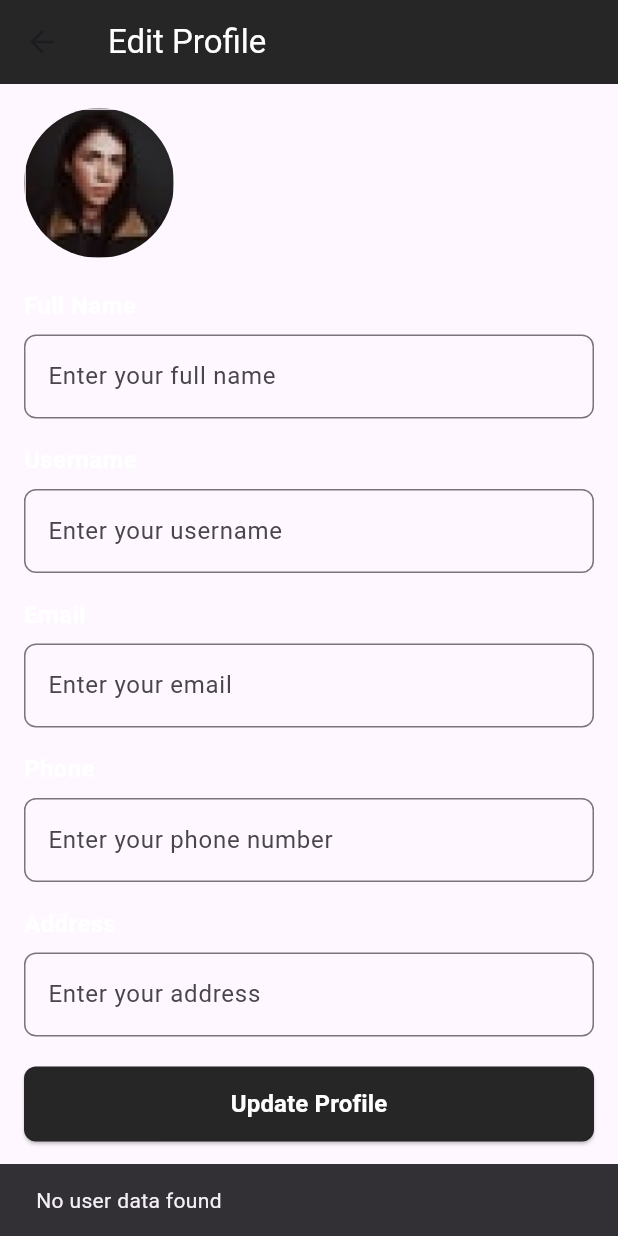
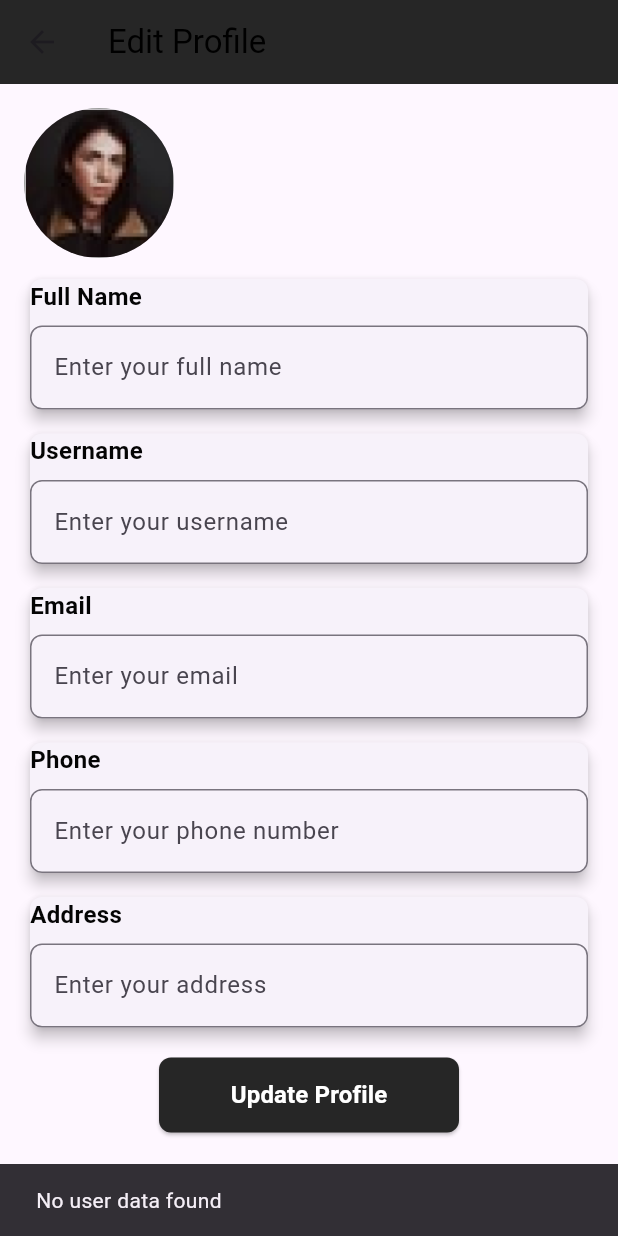
Before and after one commit to utthi103/3CETravel, a Flutter app: the AccountScreen screen opened by its route, after a tap on "Edit Profile", on a phone screen of 412 x 824 dp. Run offline on Flutter 3.47's test engine with Material 3 defaults, Android fonts, the phone set to English and light mode, and no system bars; our stand-ins replace animate_do, cloud_firestore, firebase_auth, firebase_core, firebase_database, flutter_svg and 2 more; missing offline and left inert: image_picker_web, mailer; accounts and stored records are empty.

Commit message:
update interface

```diff
--- a/travelwith3ce/lib/constant.dart
+++ b/travelwith3ce/lib/constant.dart
@@ -2,7 +2,8 @@ import 'package:flutter/material.dart';
 
 Color kPrimaryColor = const Color(0xff262626);
 Color kSecondaryColor = const Color(0xff9223F1);
-Color kTextColor = const Color(0xffffffff);
+Color kTextColor = const Color.fromARGB(255, 250, 248, 251);
+Color kTextColorr = const Color.fromARGB(255, 4, 4, 4);
 Color kAccentColor = Colors.white54;
 Color kShadeColor = const Color(0xff3f3f3f);
 Color kBottomBarColor = const Color(0xff121212);
--- a/travelwith3ce/lib/views/account/edit_button.dart
+++ b/travelwith3ce/lib/views/account/edit_button.dart
@@ -4,22 +4,25 @@ import 'package:travelwith3ce/constant.dart';
 class EditButtonWidget extends StatelessWidget {
   final VoidCallback onPressed;
 
-  EditButtonWidget({
+  const EditButtonWidget({
+    Key? key,
     required this.onPressed,
-  });
+  }) : super(key: key);
 
   @override
   Widget build(BuildContext context) {
-    return ElevatedButton(
+    return SizedBox(
+      width: 200, // Set a fixed width for the button
+      child: ElevatedButton(
         onPressed: onPressed,
         style: ElevatedButton.styleFrom(
           backgroundColor: kPrimaryColor,
-        minimumSize: Size.fromHeight(50),
+          minimumSize: const Size.fromHeight(50), // Minimum height
           shape: RoundedRectangleBorder(
             borderRadius: BorderRadius.circular(8),
           ),
         ),
-      child: Text(
+        child: const Text(
           'Update Profile',
           style: TextStyle(
             fontSize: 16,
@@ -27,6 +30,7 @@ class EditButtonWidget extends StatelessWidget {
             fontWeight: FontWeight.bold,
           ),
         ),
+      ),
     );
   }
 }
--- a/travelwith3ce/lib/views/account/text_field.dart
+++ b/travelwith3ce/lib/views/account/text_field.dart
@@ -21,7 +21,7 @@ class TextFieldWidget extends StatelessWidget {
           label,
           style: TextStyle(
             fontSize: 16,
-            color: kTextColor,
+            color: kTextColorr,
             fontWeight: FontWeight.bold,
           ),
         ),
--- a/travelwith3ce/lib/views/account_screen.dart
+++ b/travelwith3ce/lib/views/account_screen.dart
@@ -1,11 +1,9 @@
 import 'dart:convert';
 import 'dart:typed_data';
-
 import 'package:flutter/material.dart';
 import 'package:shared_preferences/shared_preferences.dart';
 import 'package:travelwith3ce/controllers/userController.dart';
 import 'package:travelwith3ce/models/userModel.dart';
-import 'package:travelwith3ce/models/userModel.dart'; // Import your User model
 
 class AccountScreen extends StatefulWidget {
   const AccountScreen({Key? key}) : super(key: key);
@@ -94,17 +92,19 @@ class _AccountScreenState extends State<AccountScreen> {
           radius: 40,
           backgroundImage: _user!.imgUser.isNotEmpty
               ? MemoryImage(_getImageFromBase64(_user!.imgUser))
-              : const AssetImage('assets/images/profile.png'), // Default image
+              : const AssetImage('assets/images/profile.png'),
         ),
         const SizedBox(width: 16),
-        Column(
+        Expanded(
+          child: Column(
             crossAxisAlignment: CrossAxisAlignment.start,
             children: [
               Text(
                 _user!.fullnameUser,
                 style: const TextStyle(
-                fontSize: 18,
+                  fontSize: 20,
                   fontWeight: FontWeight.bold,
+                  color: Color(0xff9223F1),
                 ),
               ),
               const SizedBox(height: 4),
@@ -114,17 +114,15 @@ class _AccountScreenState extends State<AccountScreen> {
               ),
             ],
           ),
+        ),
       ],
     );
   }
 
-// Helper method to decode Base64 string
   Uint8List _getImageFromBase64(String base64String) {
     if (base64String.contains(',')) {
-      // Split only if there is a comma
       return base64Decode(base64String.split(',')[1]);
     } else {
-      // If no comma, decode directly
       return base64Decode(base64String);
     }
   }
@@ -134,16 +132,19 @@ class _AccountScreenState extends State<AccountScreen> {
     required IconData icon,
     required VoidCallback onTap,
   }) {
-    return ListTile(
+    return Card(
+      margin: const EdgeInsets.symmetric(vertical: 8),
+      elevation: 4,
+      shape: RoundedRectangleBorder(
+        borderRadius: BorderRadius.circular(10),
+      ),
+      child: ListTile(
         title: Text(
           title,
-        style: const TextStyle(color: Colors.white),
+          style: const TextStyle(color: Color(0xff9223F1), fontSize: 16),
         ),
-      leading: Icon(icon, color: Colors.white),
+        leading: Icon(icon, color: Color(0xff9223F1)),
         onTap: onTap,
-      tileColor: Colors.blueAccent.withOpacity(0.2),
-      shape: RoundedRectangleBorder(
-        borderRadius: BorderRadius.circular(10),
       ),
     );
   }
--- a/travelwith3ce/lib/views/edit_profile_screen.dart
+++ b/travelwith3ce/lib/views/edit_profile_screen.dart
@@ -25,7 +25,7 @@ class _EditProfileScreenState extends State<EditProfileScreen> {
   final _addressController = TextEditingController();
 
   String? userId;
-  String? base64Image; // To store Base64 representation of the image
+  String? base64Image;
   final ImagePicker _picker = ImagePicker();
   UserController userController = UserController();
   final databaseRf = FirebaseDatabase.instance.ref("tb_user");
@@ -54,7 +54,7 @@ class _EditProfileScreenState extends State<EditProfileScreen> {
         _emailController.text = user.email;
         _phoneController.text = user.phone;
         _addressController.text = user.address;
-        base64Image = user.imgUser; // Load the user's image
+        base64Image = user.imgUser;
       } else {
         _showSnackBar("No user data found");
       }
@@ -68,14 +68,10 @@ class _EditProfileScreenState extends State<EditProfileScreen> {
       final XFile? selectedImage =
           await _picker.pickImage(source: ImageSource.gallery);
       if (selectedImage != null) {
-        print('Selected image path: ${selectedImage.path}');
         final imageBytes = await File(selectedImage.path).readAsBytes();
         setState(() {
           base64Image = base64Encode(imageBytes);
         });
-        print('Base64 Image after picking: $base64Image');
-      } else {
-        print('No image selected');
       }
     } catch (e) {
       print('Error picking image: $e');
@@ -84,8 +80,6 @@ class _EditProfileScreenState extends State<EditProfileScreen> {
 
   Future<void> _updateUserProfile() async {
     if (userId == null) return;
-
-    print('Base64 Image before update: $base64Image');
 
     final updatedData = {
       'fullname_user': _fullNameController.text,
@@ -96,13 +90,10 @@ class _EditProfileScreenState extends State<EditProfileScreen> {
       'imgUser': base64Image ?? '',
     };
 
-    print('Updating user profile with data: $updatedData');
-
     try {
       await databaseRf.child(userId!).update(updatedData);
       _showSnackBar('Profile updated successfully!');
     } catch (error) {
-      print("Failed to update profile: $error");
       _showSnackBar('Profile update failed!');
     }
   }
@@ -116,10 +107,12 @@ class _EditProfileScreenState extends State<EditProfileScreen> {
   Widget build(BuildContext context) {
     return Scaffold(
       appBar: AppBar(
-        title: Text('Edit Profile', style: TextStyle(color: kTextColor)),
+        title: Text('Edit Profile',
+            style: TextStyle(
+                color: Colors.black)), // Set title text color to black
         backgroundColor: kPrimaryColor,
       ),
-      body: Padding(
+      body: SingleChildScrollView(
         padding: const EdgeInsets.all(16.0),
         child: Column(
           crossAxisAlignment: CrossAxisAlignment.start,
@@ -130,6 +123,13 @@ class _EditProfileScreenState extends State<EditProfileScreen> {
                 child: Container(
                   decoration: BoxDecoration(
                     border: Border.all(color: Colors.grey),
+                    boxShadow: [
+                      BoxShadow(
+                        color: Colors.black26,
+                        blurRadius: 8.0,
+                        offset: Offset(0, 4),
+                      ),
+                    ],
                   ),
                   height: 100,
                   width: 100,
@@ -145,43 +145,45 @@ class _EditProfileScreenState extends State<EditProfileScreen> {
                 ),
               ),
             ),
-            const SizedBox(height: 20),
-            TextFieldWidget(
-              controller: _fullNameController,
-              label: 'Full Name',
-              hint: 'Enter your full name',
-            ),
+            const SizedBox(height: 10),
+            _buildTextField(
+                _fullNameController, 'Full Name', 'Enter your full name'),
+            const SizedBox(height: 8),
+            _buildTextField(
+                _usernameController, 'Username', 'Enter your username'),
+            const SizedBox(height: 8),
+            _buildTextField(_emailController, 'Email', 'Enter your email'),
+            const SizedBox(height: 8),
+            _buildTextField(
+                _phoneController, 'Phone', 'Enter your phone number'),
+            const SizedBox(height: 8),
+            _buildTextField(
+                _addressController, 'Address', 'Enter your address'),
             const SizedBox(height: 16),
-            TextFieldWidget(
-              controller: _usernameController,
-              label: 'Username',
-              hint: 'Enter your username',
-            ),
-            const SizedBox(height: 16),
-            TextFieldWidget(
-              controller: _emailController,
-              label: 'Email',
-              hint: 'Enter your email',
-            ),
-            const SizedBox(height: 16),
-            TextFieldWidget(
-              controller: _phoneController,
-              label: 'Phone',
-              hint: 'Enter your phone number',
-            ),
-            const SizedBox(height: 16),
-            TextFieldWidget(
-              controller: _addressController,
-              label: 'Address',
-              hint: 'Enter your address',
-            ),
-            const SizedBox(height: 20),
-            EditButtonWidget(
-              onPressed: _updateUserProfile,
+            Center(
+              child: SizedBox(
+                width: 200,
+                child: EditButtonWidget(
+                  onPressed: _updateUserProfile,
+                ),
+              ),
             ),
           ],
         ),
       ),
     );
   }
+
+  Widget _buildTextField(
+      TextEditingController controller, String label, String hint) {
+    return Card(
+      elevation: 4,
+      shape: RoundedRectangleBorder(borderRadius: BorderRadius.circular(8)),
+      child: TextFieldWidget(
+        controller: controller,
+        label: label,
+        hint: hint,
+      ),
+    );
+  }
 }
--- a/travelwith3ce/lib/views/home_screen.dart
+++ b/travelwith3ce/lib/views/home_screen.dart
@@ -1,4 +1,5 @@
 import 'package:flutter/material.dart';
+import 'package:travelwith3ce/models/bottom_bar.dart';
 import 'package:travelwith3ce/views/home/home_header.dart';
 import 'package:travelwith3ce/views/home/search_bar.dart';
 import 'package:travelwith3ce/views/home/chips.dart';
@@ -18,7 +19,7 @@ class HomeScreen extends StatelessWidget {
           physics: const BouncingScrollPhysics(),
           children: [
             const HomeHeader(),
-            // const SearchBar(),
+            const SearchBarr(),
             const Chips(),
             PopularList(items: popular),
             NearbyGrid(data: nearby),
--- a/travelwith3ce/lib/views/login.dart
+++ b/travelwith3ce/lib/views/login.dart
@@ -1,8 +1,10 @@
 import 'package:flutter/material.dart';
 import 'package:travelwith3ce/controllers/userController.dart';
+import 'package:travelwith3ce/models/bottom_bar.dart';
 import 'package:travelwith3ce/models/userModel.dart';
 import 'package:travelwith3ce/views/account_screen.dart';
 import 'package:travelwith3ce/views/forgot_password.dart';
+import 'package:travelwith3ce/views/home_screen.dart';
 import 'package:travelwith3ce/views/signup.dart';
 import 'package:shared_preferences/shared_preferences.dart';
 
@@ -186,7 +188,7 @@ class _LoginScreenState extends State<LoginScreen> {
                             context,
                             MaterialPageRoute(
                               builder: (context) =>
-                                  const AccountScreen(), // Đổi trang đích nếu cần
+                                  const BottomBar(), // Đổi trang đích nếu cần
                             ),
                           );
                         } else {
```
Also changed, not shown: travelwith3ce/lib/main.dart (+14 -13 lines), travelwith3ce/lib/models/bottom_bar.dart (+47 -0 lines), travelwith3ce/lib/views/account/profile_picture.dart (deleted, +0 -67 lines), travelwith3ce/lib/views/home/home_header.dart (+65 -6 lines), travelwith3ce/lib/views/home/search_bar.dart (+10 -8 lines), travelwith3ce/lib/models/edit_button.dart (deleted). Lines whose indentation alone changed are shown as unchanged.
